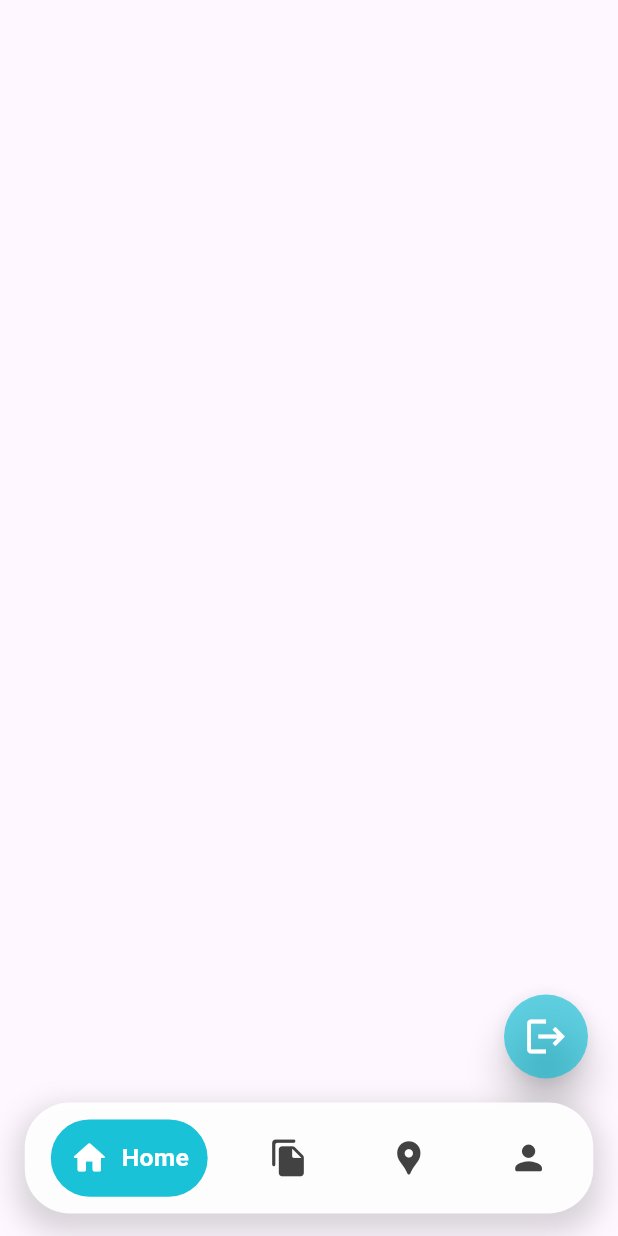
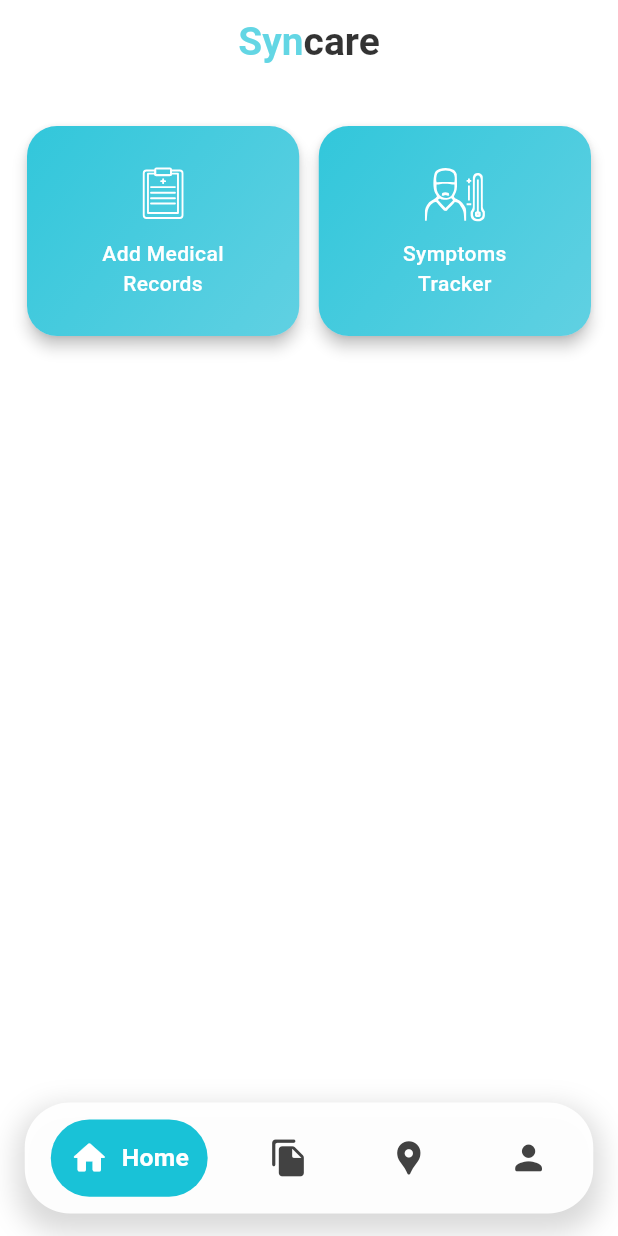
Before and after one commit to engineer-bisharat-ali/SynCare-App, a Flutter app: the BottomNavbar screen opened directly, on a phone screen of 412 x 824 dp. Run offline on Flutter 3.47's test engine with Material 3 defaults, Android fonts, the phone set to English and light mode, and no system bars; drawn by our look-alikes of google_nav_bar; our stand-ins replace cloud_firestore, firebase_auth, firebase_core, flutter_svg, google_sign_in, shared_preferences; accounts and stored records are empty.

Commit message:
Add Cards in Home Screen

```diff
--- a/lib/main.dart
+++ b/lib/main.dart
@@ -1,7 +1,6 @@
 // import 'package:firebase_auth/firebase_auth.dart';
 import 'package:firebase_core/firebase_core.dart';
 import 'package:flutter/material.dart';
-
 // signup_screen.dart';
 import 'package:syncare/pages/intro_screens/splash_screen.dart';
 // import 'package:syncare/pages/screens/home_screen.dart';
--- a/lib/pages/auths/signup_screen.dart
+++ b/lib/pages/auths/signup_screen.dart
@@ -3,7 +3,7 @@ import 'package:flutter/material.dart';
 import 'package:flutter_svg/flutter_svg.dart';
 import 'package:syncare/constants/colors.dart';
 import 'package:syncare/pages/auths/login_screen.dart';
-import 'package:syncare/pages/screens/home_screen.dart';
+// import 'package:syncare/pages/screens/home_screen.dart';
 import 'package:syncare/services/auth_services/auth_services.dart';
 import 'package:syncare/widgets/bottom_navbar.dart';
 import 'package:syncare/widgets/custom_form_button.dart';
--- a/lib/pages/intro_screens/splash_screen.dart
+++ b/lib/pages/intro_screens/splash_screen.dart
@@ -6,7 +6,7 @@ import 'package:flutter_svg/flutter_svg.dart';
 import 'package:syncare/pages/auths/login_screen.dart';
 import 'package:syncare/pages/helper_classess/onboarding_helper.dart';
 import 'package:syncare/pages/intro_screens/onboarding_screen.dart';
-import 'package:syncare/pages/screens/home_screen.dart';
+// import 'package:syncare/pages/screens/home_screen.dart';
 import 'package:syncare/widgets/bottom_navbar.dart';
 
 class SplashScreen extends StatefulWidget {
--- a/lib/pages/screens/home_screen.dart
+++ b/lib/pages/screens/home_screen.dart
@@ -1,7 +1,6 @@
 import 'package:flutter/material.dart';
-import 'package:google_nav_bar/google_nav_bar.dart';
+import 'package:flutter_svg/flutter_svg.dart';
 import 'package:syncare/constants/colors.dart';
-import 'package:syncare/pages/auths/forgot_password_page.dart';
 import 'package:syncare/pages/auths/login_screen.dart';
 import 'package:syncare/services/auth_services/auth_services.dart';
 
@@ -25,38 +24,109 @@ class _HomeScreenState extends State<HomeScreen> {
     }
   }
 
-
   @override
   Widget build(BuildContext context) {
+    double screenWidth = MediaQuery.of(context).size.width;
+    double cardWidth =
+        screenWidth > 600 ? screenWidth * 0.4 : screenWidth * 0.45;
+
     return Scaffold(
-      body: Center(
-        child: Align(
-          alignment: Alignment.bottomRight,
-
-          child: Container(
-            margin: EdgeInsets.only(bottom: 105, right: 20),
-            decoration: BoxDecoration(
-              color: Colors.transparent,
-              shape: BoxShape.circle
+      backgroundColor: Colors.white,
+      appBar: AppBar(
+        backgroundColor: Colors.white,
+        title: Row(
+          mainAxisAlignment: MainAxisAlignment.center,
+          children: [
+            const Text(
+              'Syn',
+              style: TextStyle(
+                color: primaryColor,
+                fontWeight: FontWeight.bold,
+                fontSize: 26,
+              ),
             ),
-
-            child:FloatingActionButton(
-            onPressed:signOut,
-            backgroundColor: primaryColor,
-            elevation: 10,
-            shape: RoundedRectangleBorder(
-              borderRadius: BorderRadius.circular(30),
+            Text(
+              'care',
+              style: TextStyle(
+                color: Colors.black.withOpacity(0.8),
+                fontWeight: FontWeight.bold,
+                fontSize: 26,
+              ),
             ),
-            child: const Icon(
-              Icons.logout,
-              size: 30,
-              color: Colors.white,
-            ),
-                    ),
+          ],
+        ),
+      ),
+      body: SafeArea(
+        child: SingleChildScrollView(
+          padding: const EdgeInsets.all(14.0),
+          child: Column(
+            children: [
+              const SizedBox(
+                height: 10,
+              ),
+              IntrinsicHeight(
+                // Ensures equal height in each row
+                child: Row(
+                  mainAxisAlignment: MainAxisAlignment.spaceEvenly,
+                  children: [
+                    Expanded(
+                        child: _buildFeatureCard(
+                            "Assets/icons/medical-records.svg",
+                            "Add Medical\nRecords",
+                            cardWidth)),
+                    const SizedBox(width: 5),
+                    Expanded(
+                        child: _buildFeatureCard("Assets/icons/sick_icon.svg",
+                            "Symptoms\nTracker", cardWidth)),
+                  ],
+                ),
+              ),
+            ],
           ),
         ),
       ),
+    );
+  }
 
+  Widget _buildFeatureCard(String imagePath, String text, double width) {
+    return Card(
+      elevation: 4,
+      shape: RoundedRectangleBorder(
+        borderRadius: BorderRadius.circular(20),
+      ),
+      child: Container(
+        width: width,
+        decoration: BoxDecoration(
+          borderRadius: BorderRadius.circular(20),
+          gradient: LinearGradient(
+            colors: [primaryColor.withOpacity(0.8), primaryColor],
+            begin: Alignment.topLeft,
+            end: Alignment.bottomRight,
+          ),
+        ),
+        padding: const EdgeInsets.symmetric(horizontal: 25.0, vertical: 25),
+        child: Column(
+          mainAxisAlignment: MainAxisAlignment.center,
+          children: [
+            SvgPicture.asset(
+              imagePath,
+              width: 40,
+              height: 40,
+              colorFilter:
+                  const ColorFilter.mode(Colors.white, BlendMode.srcIn),
+            ),
+            const SizedBox(height: 10),
+            Text(
+              text,
+              textAlign: TextAlign.center,
+              style: const TextStyle(
+                  fontSize: 14,
+                  fontWeight: FontWeight.w500,
+                  color: Colors.white),
+            ),
+          ],
+        ),
+      ),
     );
   }
 }
--- /dev/null
+++ b/lib/pages/screens/profile_screen.dart
@@ -0,0 +1,62 @@
+import 'package:flutter/material.dart';
+// import 'package:google_nav_bar/google_nav_bar.dart';
+import 'package:syncare/constants/colors.dart';
+// import 'package:syncare/pages/auths/forgot_password_page.dart';
+import 'package:syncare/pages/auths/login_screen.dart';
+import 'package:syncare/services/auth_services/auth_services.dart';
+
+class ProfileScreen extends StatefulWidget {
+  const ProfileScreen({super.key});
+
+  @override
+  State<ProfileScreen> createState() => _ProfileScreenState();
+}
+
+class _ProfileScreenState extends State<ProfileScreen> {
+  final AuthServices _authServices = AuthServices();
+
+  void signOut() async {
+    await _authServices.logout();
+    if (mounted) {
+      Navigator.pushReplacement(
+        context,
+        MaterialPageRoute(builder: (context) => const LoginScreen()),
+      );
+    }
+  }
+
+
+  @override
+  Widget build(BuildContext context) {
+    return Scaffold(
+      body: Center(
+        child: Align(
+          alignment: Alignment.bottomRight,
+
+          child: Container(
+            margin: const EdgeInsets.only(bottom: 105, right: 20),
+            decoration: const BoxDecoration(
+              color: Colors.transparent,
+              shape: BoxShape.circle
+            ),
+
+            child:FloatingActionButton(
+            onPressed:signOut,
+            backgroundColor: primaryColor,
+            elevation: 10,
+            shape: RoundedRectangleBorder(
+              borderRadius: BorderRadius.circular(30),
+            ),
+            child: const Icon(
+              Icons.logout,
+              size: 30,
+              color: Colors.white,
+            ),
+                    ),
+          ),
+        ),
+      ),
+
+    );
+  }
+}
--- a/lib/widgets/bottom_navbar.dart
+++ b/lib/widgets/bottom_navbar.dart
@@ -1,8 +1,8 @@
 import 'package:flutter/material.dart';
 import 'package:google_nav_bar/google_nav_bar.dart';
 import 'package:syncare/constants/colors.dart';
-import 'package:syncare/pages/auths/forgot_password_page.dart';
 import 'package:syncare/pages/screens/home_screen.dart';
+import 'package:syncare/pages/screens/profile_screen.dart';
 
 class BottomNavbar extends StatefulWidget {
   const BottomNavbar({super.key});
@@ -18,7 +18,7 @@ class _BottomNavbarState extends State<BottomNavbar> {
     const HomeScreen(),
     const HomeScreen(),
     const HomeScreen(),
-    const HomeScreen(),
+    const ProfileScreen(),
   ];
 
   void _onItemTapped(int index) {
@@ -60,7 +60,7 @@ class _BottomNavbarState extends State<BottomNavbar> {
           child: GNav(
             selectedIndex: _selectedIndex,
             backgroundColor: Colors.transparent,
-            duration: const Duration(milliseconds: 500),
+            duration: const Duration(milliseconds: 600),
             curve: Curves.easeInOut,
             hoverColor: primaryColor,
             haptic: true,
```
Also changed, not shown: Assets/icons/medical-records.svg (added), Assets/icons/patient_icon.svg (added), Assets/icons/sick_icon.svg (added), Assets/images/medical_records_icon.png (added).
